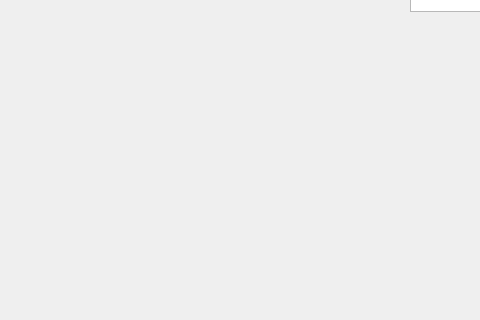
First picture: the form in brainstorm/brainstorm/forms/loggedInWindowAdmin.ui, repository codingburgas/school-project-assignment-codex, before the edit; both pictures show x 0 to 480 and y 88 to 408 of the 1280 by 720 pixel window.
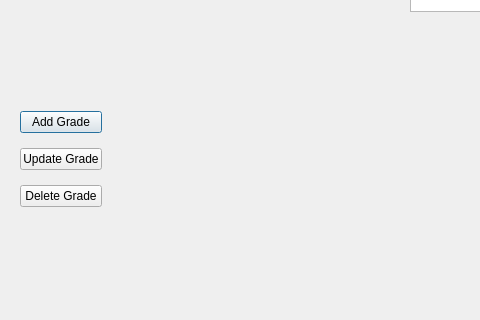
Second picture: the form after the edit.

Commit message: Add grades table in database; Tie grades table to users with userID; Add simple grades logic

The edit to the form file:
```diff
--- a/brainstorm/brainstorm/forms/loggedInWindowAdmin.ui
+++ b/brainstorm/brainstorm/forms/loggedInWindowAdmin.ui
@@ -33,6 +33,39 @@
 &lt;p style=&quot; margin-top:0px; margin-bottom:0px; margin-left:0px; margin-right:0px; -qt-block-indent:0; text-indent:0px;&quot;&gt;Admin Permissions&lt;/p&gt;&lt;/body&gt;&lt;/html&gt;</string>
    </property>
   </widget>
+  <widget class="QWidget" name="">
+   <property name="geometry">
+    <rect>
+     <x>20</x>
+     <y>190</y>
+     <width>82</width>
+     <height>116</height>
+    </rect>
+   </property>
+   <layout class="QVBoxLayout" name="verticalLayout">
+    <item>
+     <widget class="QPushButton" name="pushButtonAddGrade">
+      <property name="text">
+       <string>Add Grade</string>
+      </property>
+     </widget>
+    </item>
+    <item>
+     <widget class="QPushButton" name="pushButtonUpdateGrade">
+      <property name="text">
+       <string>Update Grade</string>
+      </property>
+     </widget>
+    </item>
+    <item>
+     <widget class="QPushButton" name="pushButtonDeleteGrade">
+      <property name="text">
+       <string>Delete Grade</string>
+      </property>
+     </widget>
+    </item>
+   </layout>
+  </widget>
  </widget>
  <resources/>
  <connections/>
```
The commit also changes 5 other files.
